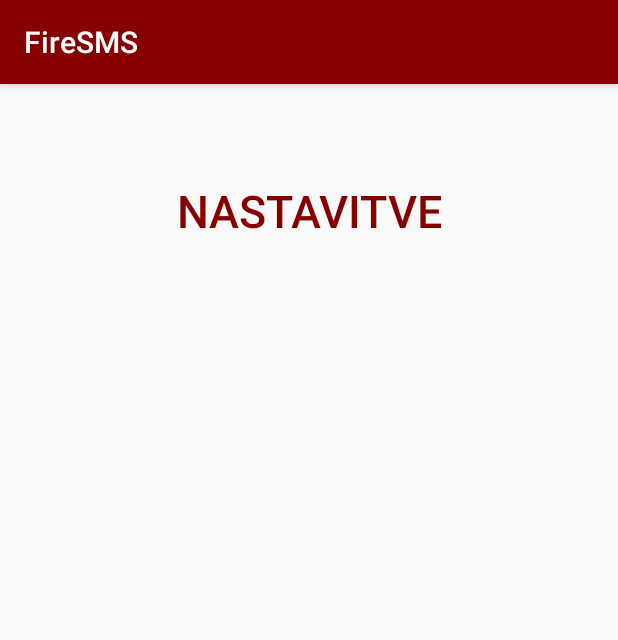
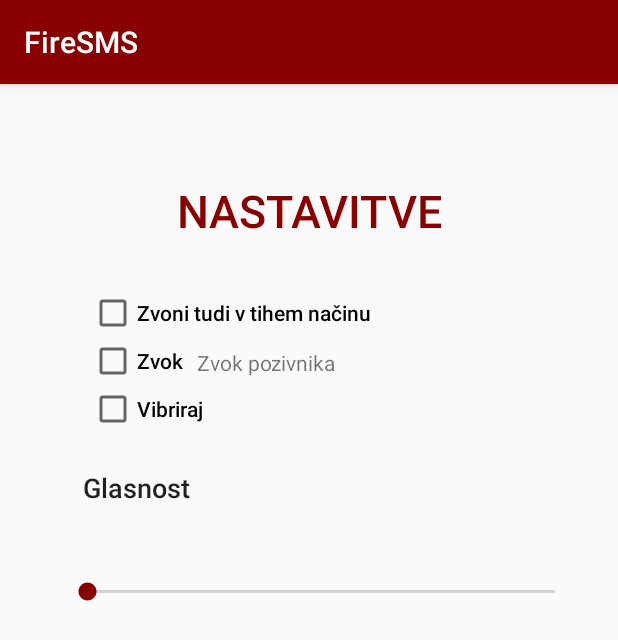
Before and after one commit to Simon442/FireSMS, an Android app: the SettingsActivity screen opened directly, with no data from a screen before it, on a phone screen of 412 x 824 dp. Shown: the top 640 px of the screen. Run offline under Robolectric (Android 15) with nearby library versions, the phone set to English and light mode, and no system bars.

Commit message:
- Dodan UI v nastavitvah - Dodani zvoki pozivnikov - Dodan AlertDialog ko se klikne "Zvok" v nastavitvah

```diff
--- a/app/src/main/java/com/example/firesms/SettingsActivity.java
+++ b/app/src/main/java/com/example/firesms/SettingsActivity.java
@@ -1,14 +1,47 @@
 package com.example.firesms;
 
 import androidx.appcompat.app.AppCompatActivity;
+import androidx.fragment.app.DialogFragment;
 
+import android.content.SharedPreferences;
 import android.os.Bundle;
+import android.view.View;
+import android.widget.CheckBox;
+import android.widget.TextView;
 
-public class SettingsActivity extends AppCompatActivity {
+public class SettingsActivity extends AppCompatActivity implements AddPagerSoundFragment.SingleChoiceListener {
+
+    private SharedPreferences pref;
+    private SharedPreferences.Editor editor;
+    private TextView textViewPagerSound;
 
     @Override
     protected void onCreate(Bundle savedInstanceState) {
         super.onCreate(savedInstanceState);
         setContentView(R.layout.activity_settings);
+
+        CheckBox checkBoxSound = findViewById(R.id.checkBoxSound);
+        checkBoxSound.setOnClickListener(new View.OnClickListener() {
+            @Override
+            public void onClick(View v) {
+                DialogFragment singleChoiceDialog = new AddPagerSoundFragment();
+                singleChoiceDialog.setCancelable((false));
+                singleChoiceDialog.show(getSupportFragmentManager(),"Single Choice Dialog");
+            }
+        });
+    }
+
+    @Override
+    public void onPositiveButtonClicked(String[] list, int position) {
+
+        textViewPagerSound.setText("Selected item ="+list[position] );
+
+    }
+
+    @Override
+    public void onNegativeButtonClicked() {
+
+        textViewPagerSound.setText("Dialog cancel");
+
     }
 }
--- a/app/src/main/res/layout/activity_main.xml
+++ b/app/src/main/res/layout/activity_main.xml
@@ -69,7 +69,7 @@
         android:layout_width="wrap_content"
         android:layout_height="wrap_content"
         android:orientation="horizontal"
-        app:layout_constraintGuide_percent="0.7373461" />
+        app:layout_constraintGuide_begin="539dp" />
 
     <androidx.constraintlayout.widget.Guideline
         android:id="@+id/guideline3"
--- a/app/src/main/res/layout/activity_settings.xml
+++ b/app/src/main/res/layout/activity_settings.xml
@@ -18,4 +18,69 @@
         app:layout_constraintEnd_toEndOf="parent"
         app:layout_constraintStart_toStartOf="parent"
         app:layout_constraintTop_toTopOf="parent" />
+
+    <CheckBox
+        android:id="@+id/checkBoxSilentMode"
+        android:layout_width="wrap_content"
+        android:layout_height="wrap_content"
+        android:layout_marginStart="59dp"
+        android:layout_marginTop="32dp"
+        android:text="@string/zvoni_tudi_v_tihem_na_inu"
+        android:textAppearance="@style/TextAppearance.AppCompat.Body2"
+        app:layout_constraintStart_toStartOf="parent"
+        app:layout_constraintTop_toBottomOf="@+id/settingsText" />
+
+    <CheckBox
+        android:id="@+id/checkBoxSound"
+        android:layout_width="wrap_content"
+        android:layout_height="wrap_content"
+        android:layout_marginStart="59dp"
+        android:text="@string/zvok"
+        android:textAppearance="@style/TextAppearance.AppCompat.Body2"
+        app:layout_constraintStart_toStartOf="parent"
+        app:layout_constraintTop_toBottomOf="@+id/checkBoxSilentMode" />
+
+    <CheckBox
+        android:id="@+id/checkBoxVibration"
+        android:layout_width="wrap_content"
+        android:layout_height="wrap_content"
+        android:layout_marginStart="59dp"
+        android:text="@string/vibriraj"
+        android:textAppearance="@style/TextAppearance.AppCompat.Body2"
+        app:layout_constraintStart_toStartOf="parent"
+        app:layout_constraintTop_toBottomOf="@+id/checkBoxSound" />
+
+    <SeekBar
+        android:id="@+id/seekBarVolume"
+        android:layout_width="344dp"
+        android:layout_height="34dp"
+        android:layout_marginStart="42dp"
+        android:layout_marginBottom="412dp"
+        app:layout_constraintBottom_toBottomOf="parent"
+        app:layout_constraintStart_toStartOf="parent" />
+
+    <TextView
+        android:id="@+id/textView"
+        android:layout_width="wrap_content"
+        android:layout_height="wrap_content"
+        android:layout_marginStart="55dp"
+        android:layout_marginTop="24dp"
+        android:layout_marginEnd="300dp"
+        android:text="@string/glasnost"
+        android:textAppearance="@style/TextAppearance.AppCompat.Body2"
+        android:textSize="18sp"
+        app:layout_constraintEnd_toEndOf="parent"
+        app:layout_constraintHorizontal_bias="0.0"
+        app:layout_constraintStart_toStartOf="parent"
+        app:layout_constraintTop_toBottomOf="@+id/checkBoxVibration" />
+
+    <TextView
+        android:id="@+id/textViewPagerSound"
+        android:layout_width="wrap_content"
+        android:layout_height="wrap_content"
+        android:layout_marginStart="9dp"
+        android:layout_marginTop="7dp"
+        android:text="@string/zvok_pozivnika"
+        app:layout_constraintStart_toEndOf="@+id/checkBoxSound"
+        app:layout_constraintTop_toBottomOf="@+id/checkBoxSilentMode" />
 </androidx.constraintlayout.widget.ConstraintLayout>
--- a/app/src/main/res/values/strings.xml
+++ b/app/src/main/res/values/strings.xml
@@ -8,4 +8,16 @@
     <string name="dodaj_poziv">DODAJ POZIV</string>
     <string name="aktivni_pozivniki">AKTIVNI POZIVNIKI</string>
     <string name="todo">TODO</string>
+    <string name="zvoni_tudi_v_tihem_na_inu">Zvoni tudi v tihem načinu</string>
+    <string name="zvok">Zvok</string>
+    <string name="vibriraj">Vibriraj</string>
+    <string name="glasnost">Glasnost</string>
+    <string name="zvok_pozivnika">Zvok pozivnika</string>
+    <string-array name="select_sound">
+        <item>Pozivnik_1</item>
+        <item>Pozivnik_2</item>
+        <item>Pozivnik_3</item>
+        <item>Pozivnik_4</item>
+    </string-array>
+
 </resources>
```
Also changed, not shown: app/src/main/java/com/example/firesms/AddPagerSoundFragment.java (added, +61 -0 lines).
